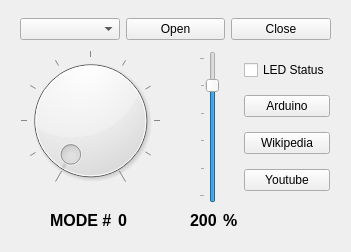
First picture: the form in workDeck.ui, repository let1tbee/workDeck, before the edit.
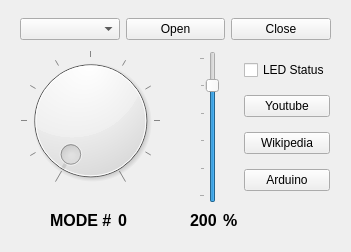
Second picture: the form after the edit.

Patch:
```diff
--- a/workDeck.ui
+++ b/workDeck.ui
@@ -123,7 +123,7 @@
      </item>
     </layout>
    </widget>
-   <widget class="QWidget" name="">
+   <widget class="QWidget" name="layoutWidget">
     <property name="geometry">
      <rect>
       <x>190</x>
@@ -163,7 +163,7 @@
      </item>
     </layout>
    </widget>
-   <widget class="QWidget" name="">
+   <widget class="QWidget" name="layoutWidget">
     <property name="geometry">
      <rect>
       <x>181</x>
@@ -233,20 +233,6 @@
          </property>
         </widget>
        </item>
-       <item>
-        <widget class="QPushButton" name="btn3">
-         <property name="text">
-          <string>Arduino</string>
-         </property>
-        </widget>
-       </item>
-       <item>
-        <widget class="QPushButton" name="btn2">
-         <property name="text">
-          <string>Wikipedia</string>
-         </property>
-        </widget>
-       </item>
        <item>
         <widget class="QPushButton" name="btn1">
          <property name="text">
@@ -254,6 +240,20 @@
          </property>
         </widget>
        </item>
+       <item>
+        <widget class="QPushButton" name="btn2">
+         <property name="text">
+          <string>Wikipedia</string>
+         </property>
+        </widget>
+       </item>
+       <item>
+        <widget class="QPushButton" name="btn3">
+         <property name="text">
+          <string>Arduino</string>
+         </property>
+        </widget>
+       </item>
       </layout>
      </item>
     </layout>
```
